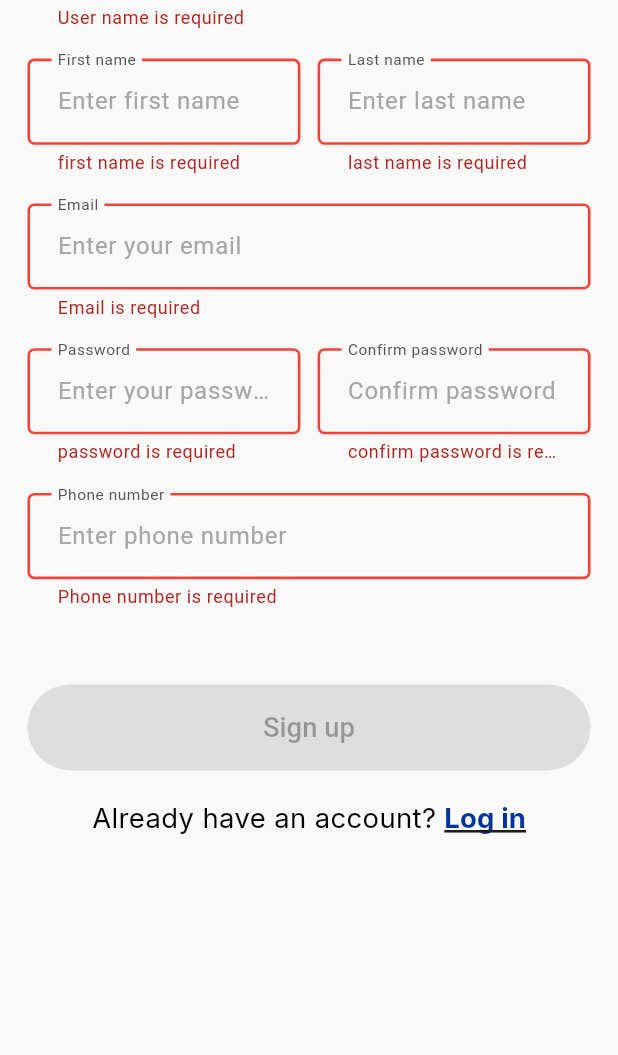
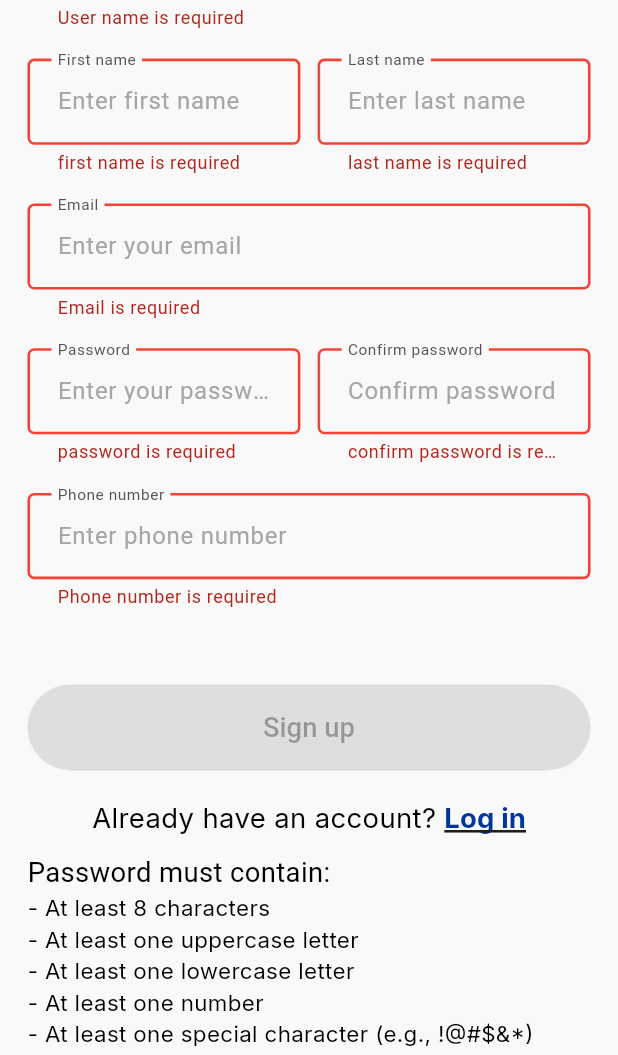
Before and after one commit to AhmedEzz999/exam_app_team5, a Flutter app: the SignUpView screen opened by its route, after a tap on "Sign up", on a phone screen of 412 x 824 dp, the part 181-1236 px from its top. Run offline on Flutter 3.47's test engine with Material 3 defaults, Android fonts, the phone set to English and light mode, and no system bars; our stand-ins replace dartz, dio, flutter_bloc, flutter_screenutil, get_it, go_router and 4 more; generated files the repository leaves out were written again.

Commit message:
Refactor SignUp feature: enhance password validation, and add password requirements widget

```diff
--- a/lib/core/constants/app_strings/app_strings.dart
+++ b/lib/core/constants/app_strings/app_strings.dart
@@ -1,6 +1,15 @@
 abstract class AppStrings {
   AppStrings._();
   static const String appName = 'Exam App';
+
+  //------------Sign In Feature-----------------
+  static const String loginTitle = 'Login';
+  static const String loginButton = 'Log in';
+  // Sign In field labels and hints
+  static const String rememberMe = 'Remember me';
+  static const String forgetPassword = 'Forget password?';
+  static const String dontHaveAccount = 'Don\'t have an account? ';
+
   //------------Sign Up Feature-----------------
   static const String signUpTitle = 'Sign Up';
   // Sign Up field labels and hints
@@ -34,13 +43,16 @@ abstract class AppStrings {
   static const String signUpButton = 'Sign up';
   static const String signUpSuccess = 'User created successfully.';
 
-  //------------Sign In Feature-----------------
-  static const String loginTitle = 'Login';
-  static const String loginButton = 'Log in';
-  // Sign In field labels and hints
-  static const String rememberMe = 'Remember me';
-  static const String forgetPassword = 'Forget password?';
-  static const String dontHaveAccount = 'Don\'t have an account? ';
+  //------------Password Requirements-----------------
+  static const String passwordRequirementsTitle = 'Password must contain:';
+  static const String passwordRequirementLength = '- At least 8 characters';
+  static const String passwordRequirementUppercase =
+      '- At least one uppercase letter';
+  static const String passwordRequirementLowercase =
+      '- At least one lowercase letter';
+  static const String passwordRequirementNumber = '- At least one number';
+  static const String passwordRequirementSpecialCharacter =
+      '- At least one special character (e.g., !@#\$&*)';
 
   //------------Navigation----------------------
   // Error Builder
--- a/lib/core/utils/validators.dart
+++ b/lib/core/utils/validators.dart
@@ -65,7 +65,12 @@ mixin AppValidators {
         AppStrings.emailLabel,
       );
     }
-    if (!RegExp(r'^[\w-.]+@([\w-]+\.)+[\w-]{2,4}').hasMatch(value)) {
+    // Simple regex for email validation
+    final bool isValidEmail = RegExp(
+      r"^[a-zA-Z0-9.a-zA-Z0-9.!#$%&'*+-/=?^_`{|}~]+@[a-zA-Z0-9]+\.[a-zA-Z]+",
+    ).hasMatch(value);
+
+    if (!isValidEmail) {
       return AppStrings.fieldInvalid.replaceFirst(
         '{field}',
         AppStrings.emailLabel.toLowerCase(),
@@ -81,12 +86,17 @@ mixin AppValidators {
         AppStrings.phoneNumberLabel,
       );
     }
-    if (!RegExp(r'^01\d{9}$').hasMatch(value)) {
+
+    // Egyptian mobile format: 010 / 011 / 012 / 015 + 8 digits
+    final phoneRegex = RegExp(r'^01[0125][0-9]{8}$');
+
+    if (!phoneRegex.hasMatch(value)) {
       return AppStrings.fieldInvalid.replaceFirst(
         '{field}',
         AppStrings.phoneNumberLabel.toLowerCase(),
       );
     }
+
     return null;
   }
 }
--- a/lib/core/widgets/custom_password_field.dart
+++ b/lib/core/widgets/custom_password_field.dart
@@ -9,6 +9,7 @@ class CustomPasswordField extends StatelessWidget {
     required this.label,
     required this.controller,
     required this.isConfirm,
+    this.isLogin = true,
     this.compareWith,
     this.textInputAction,
     super.key,
@@ -18,6 +19,7 @@ class CustomPasswordField extends StatelessWidget {
   final String label;
   final TextInputAction? textInputAction;
   final TextEditingController controller;
+  final bool isLogin;
   final bool isConfirm;
   final TextEditingController? compareWith;
 
@@ -27,24 +29,51 @@ class CustomPasswordField extends StatelessWidget {
       obscureText: true,
       cursorColor: AppColors.kBlackColor,
       controller: controller,
-      validator: _validatePassword,
+      validator: isLogin ? _validateSignInPassword : _validateSignUpPassword,
       autocorrect: false,
       textInputAction: textInputAction ?? TextInputAction.next,
       decoration: InputDecoration(hintText: hint, labelText: label),
     );
   }
 
-  String? _validatePassword(value) {
+  String? _validateSignInPassword(value) {
     if (value == null || value.isEmpty) {
       return AppStrings.fieldRequired.replaceFirst(
         '{field}',
         label.toLowerCase(),
       );
     }
-    if (!isConfirm && value.length < 8) return AppStrings.passwordMin;
+    if (value.length < 8) return AppStrings.passwordMin;
+    return null;
+  }
+
+  String? _validateSignUpPassword(String? value) {
+    if (value == null || value.isEmpty) {
+      return AppStrings.fieldRequired.replaceFirst(
+        '{field}',
+        label.toLowerCase(),
+      );
+    }
+
+    final specialPasswordRegex = RegExp(
+      r'^(?=.*?[A-Z])(?=.*?[a-z])(?=.*?[0-9])(?=.*?[#?!@$%^&*-]).{8,}$',
+    );
+
+    // Only check match when NOT confirm password field
+    if (!isConfirm) {
+      if (!specialPasswordRegex.hasMatch(value)) {
+        return AppStrings.fieldInvalid.replaceFirst(
+          '{field}',
+          AppStrings.passwordLabel.toLowerCase(),
+        );
+      }
+    }
+
+    // Confirm password validation
     if (isConfirm && value != compareWith?.text) {
       return AppStrings.passwordMismatch;
     }
+
     return null;
   }
 }
--- a/lib/core/widgets/custom_snack_bar.dart
+++ b/lib/core/widgets/custom_snack_bar.dart
@@ -2,11 +2,11 @@ import 'package:flutter/material.dart';
 
 import '../styles/app_text_styles.dart';
 
-void customSnackBar(BuildContext context, String message) {
+void customSnackBar(BuildContext context, {required String message}) {
   ScaffoldMessenger.of(context).showSnackBar(
     SnackBar(
       content: Text(
-        'User created successfully!',
+        message,
         style: AppTextStyles.kBlack18Regular().copyWith(color: Colors.white),
       ),
       duration: const Duration(milliseconds: 1500),
--- a/lib/features/login/presentation/views/widgets/login_view_body.dart
+++ b/lib/features/login/presentation/views/widgets/login_view_body.dart
@@ -8,7 +8,7 @@ import '../../../../../core/constants/app_routes/app_routes.dart';
 import '../../../../../core/constants/app_strings/app_strings.dart';
 import '../../../../../core/styles/app_colors.dart';
 import '../../../../../core/styles/app_text_styles.dart';
-import '../../../../../core/utils/validator.dart';
+import '../../../../../core/utils/validators.dart';
 import '../../../../../core/widgets/custom_button.dart';
 import '../../../../../core/widgets/custom_password_field.dart';
 import '../../../../../core/widgets/custom_text_field.dart';
--- a/lib/features/signup/domain/entities/sign_up_entity.dart
+++ b/lib/features/signup/domain/entities/sign_up_entity.dart
@@ -3,4 +3,7 @@ class SignUpEntity {
 
   final String token;
   final String userId;
+
+  @override
+  String toString() => 'SignUpEntity(token: $token, userId: $userId)';
 }
--- a/lib/features/signup/domain/entities/user_entity.dart
+++ b/lib/features/signup/domain/entities/user_entity.dart
@@ -1,12 +1,12 @@
 class UserEntity {
   factory UserEntity.fromMap(Map<String, dynamic> data) => UserEntity(
-    username: data['username'].toString(),
-    firstName: data['firstName'].toString(),
-    lastName: data['lastName'].toString(),
-    email: data['email'].toString(),
-    password: data['password'].toString(),
-    rePassword: data['rePassword'].toString(),
-    phone: data['phone'].toString(),
+    username: data['username'],
+    firstName: data['firstName'],
+    lastName: data['lastName'],
+    email: data['email'],
+    password: data['password'],
+    rePassword: data['rePassword'],
+    phone: data['phone'],
   );
 
   UserEntity({
--- a/lib/features/signup/presentation/views/sign_up_view.dart
+++ b/lib/features/signup/presentation/views/sign_up_view.dart
@@ -9,6 +9,7 @@ import '../../../../core/constants/app_strings/app_strings.dart';
 import '../../../../core/styles/app_colors.dart';
 import '../../../../core/styles/app_text_styles.dart';
 import '../view_models/sign_up_cubit.dart';
+import '../widgets/password_requirements.dart';
 import '../widgets/sign_up_section.dart';
 
 class SignUpView extends StatefulWidget {
@@ -61,6 +62,7 @@ class _SignUpViewState extends State<SignUpView> {
                   ),
                 ],
               ),
+              const PasswordRequirements(),
             ],
           ),
         ),
--- /dev/null
+++ b/lib/features/signup/presentation/widgets/password_requirements.dart
@@ -0,0 +1,41 @@
+import 'package:flutter/material.dart';
+
+import '../../../../core/constants/app_strings/app_strings.dart';
+import '../../../../core/styles/app_text_styles.dart';
+
+class PasswordRequirements extends StatelessWidget {
+  const PasswordRequirements({super.key});
+
+  @override
+  Widget build(BuildContext context) {
+    return Align(
+      alignment: Alignment.centerLeft,
+      child: Column(
+        crossAxisAlignment: CrossAxisAlignment.start,
+        children: [
+          const Text(AppStrings.passwordRequirementsTitle),
+          Text(
+            AppStrings.passwordRequirementLength,
+            style: AppTextStyles.kBlack13Regular(),
+          ),
+          Text(
+            AppStrings.passwordRequirementUppercase,
+            style: AppTextStyles.kBlack13Regular(),
+          ),
+          Text(
+            AppStrings.passwordRequirementLowercase,
+            style: AppTextStyles.kBlack13Regular(),
+          ),
+          Text(
+            AppStrings.passwordRequirementNumber,
+            style: AppTextStyles.kBlack13Regular(),
+          ),
+          Text(
+            AppStrings.passwordRequirementSpecialCharacter,
+            style: AppTextStyles.kBlack13Regular(),
+          ),
+        ],
+      ),
+    );
+  }
+}
--- a/lib/features/signup/presentation/widgets/sign_up_password_row.dart
+++ b/lib/features/signup/presentation/widgets/sign_up_password_row.dart
@@ -25,6 +25,7 @@ class SignUpPasswordRow extends StatelessWidget {
             label: AppStrings.passwordLabel,
             controller: passwordController,
             isConfirm: false,
+            isLogin: false,
           ),
         ),
         10.horizontalSpace,
@@ -33,6 +34,7 @@ class SignUpPasswordRow extends StatelessWidget {
             hint: AppStrings.confirmPasswordHint,
             label: AppStrings.confirmPasswordLabel,
             controller: confirmPasswordController,
+            isLogin: false,
             isConfirm: true,
             compareWith: passwordController,
           ),
--- a/lib/features/signup/presentation/widgets/sign_up_section.dart
+++ b/lib/features/signup/presentation/widgets/sign_up_section.dart
@@ -40,9 +40,9 @@ class _SignUpSectionState extends State<SignUpSection> with AppValidators {
       child: BlocConsumer<SignUpCubit, SignupState>(
         listener: (context, state) {
           if (state is SignUpSuccess) {
-            customSnackBar(context, AppStrings.signUpSuccess);
+            customSnackBar(context, message: AppStrings.signUpSuccess);
           } else if (state is SignUpFailure) {
-            customSnackBar(context, state.errorMessage);
+            customSnackBar(context, message: state.errorMessage);
           }
         },
         builder: (context, state) {
@@ -101,7 +101,7 @@ class _SignUpSectionState extends State<SignUpSection> with AppValidators {
             'email': _emailController.text,
             'password': _passwordController.text,
             'rePassword': _passwordController.text,
-            'phoneNumber': _phoneNumberController.text,
+            'phone': _phoneNumberController.text,
           }),
         ),
       );
```
Also changed, not shown: lib/core/utils/validator.dart (deleted, +0 -37 lines), lib/features/signup/api/data_sources/remote/sign_up_remote_datasource_impl.dart (+12 -4 lines), lib/config/di/di.config.dart.
